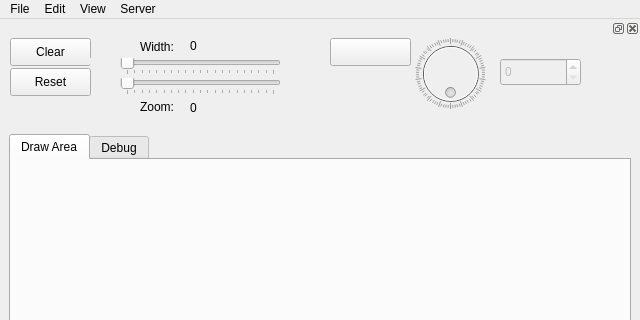
Before: the Qt Designer form shareboard/shareboard.ui in scuzzycheese/projects, drawn with Qt 5; both pictures show x 0 to 640 and y 0 to 320 of the 640 by 640 pixel window.
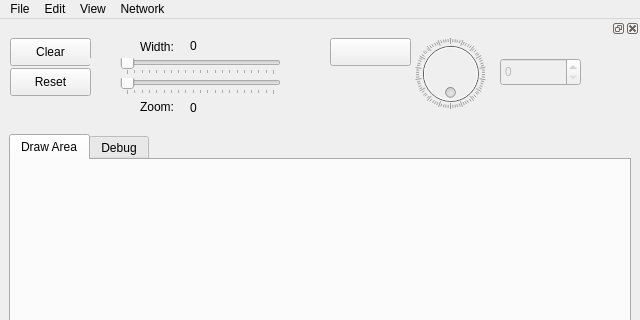
After: the same form once the commit is applied. Icons and pictures are not drawn. Custom widgets are drawn as their Qt base class.

```diff
--- a/shareboard/shareboard.ui
+++ b/shareboard/shareboard.ui
@@ -97,7 +97,7 @@
    </widget>
    <widget class="QMenu" name="menuHelp">
     <property name="title">
-     <string>Server</string>
+     <string>Network</string>
     </property>
     <addaction name="actionStart_Server"/>
     <addaction name="actionStop_Server"/>
```
Left out of the diff: 19 changed lines with no effect on the pictures.
